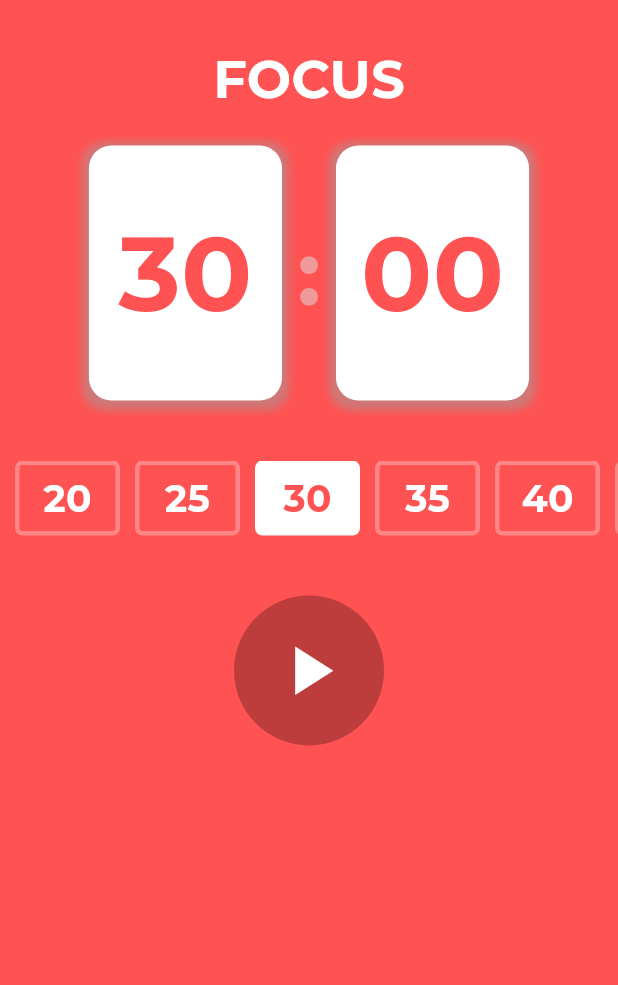
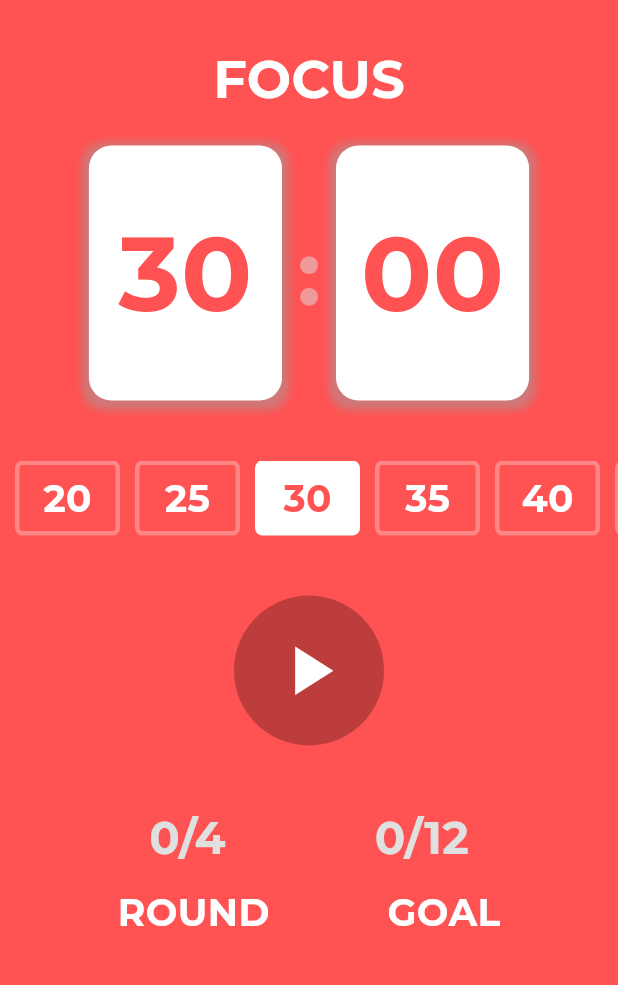
Before and after one commit to IwanPWK/flutter_pomodoro_timer, a Flutter app: the screen it shows after launch, on a phone screen of 412 x 824 dp, the part 66-1051 px from its top. Run offline on Flutter 3.47's test engine with Material 3 defaults, Android fonts, the phone set to English and light mode, and no system bars; our stand-ins replace google_fonts.

Commit message:
Progress widget UI

```diff
--- a/lib/pomodoro_screen.dart
+++ b/lib/pomodoro_screen.dart
@@ -1,6 +1,7 @@
 import 'package:flutter/material.dart';
 
 import 'utils.dart';
+import 'widgets/progress_widget.dart';
 import 'widgets/time_controller.dart';
 import 'widgets/time_options.dart';
 import 'widgets/timer_card.dart';
@@ -40,6 +41,8 @@ class PomodoroScreen extends StatelessWidget {
                 TimeOptions(),
                 SizedBox(height: 40),
                 TimeController(),
+                SizedBox(height: 40),
+                ProgressWidget(),
               ]))),
     );
   }
--- /dev/null
+++ b/lib/widgets/progress_widget.dart
@@ -0,0 +1,32 @@
+import 'package:flutter/material.dart';
+
+import '../utils.dart';
+
+class ProgressWidget extends StatelessWidget {
+  const ProgressWidget({super.key});
+
+  @override
+  Widget build(BuildContext context) {
+    return Column(
+      children: [
+        Row(
+          mainAxisAlignment: MainAxisAlignment.spaceEvenly,
+          children: [
+            Text("0/4", style: textStyle(30, Colors.grey[300], FontWeight.bold)),
+            Text("0/12", style: textStyle(30, Colors.grey[300], FontWeight.bold))
+          ],
+        ),
+        SizedBox(
+          height: 10,
+        ),
+        Row(
+          mainAxisAlignment: MainAxisAlignment.spaceEvenly,
+          children: [
+            Text("ROUND", style: textStyle(25, Colors.white, FontWeight.bold)),
+            Text("GOAL", style: textStyle(25, Colors.white, FontWeight.bold))
+          ],
+        )
+      ],
+    );
+  }
+}
```
